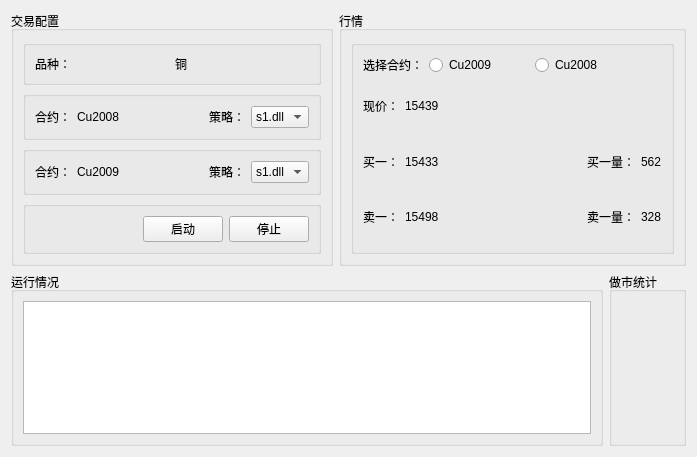
This is mm_page.ui in ChengruiGu/CMF_Marketmaker as Qt 5 draws it before an edit. The edited form follows.
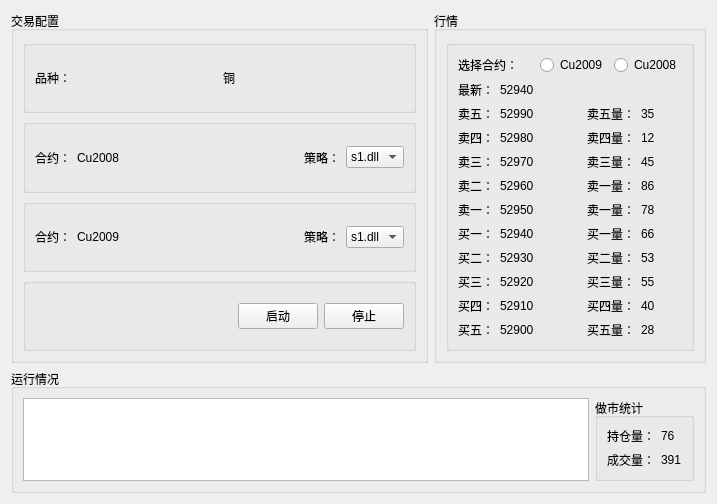
This is the edited form.

The edit to the form file:
```diff
--- a/mm_page.ui
+++ b/mm_page.ui
@@ -6,14 +6,14 @@
    <rect>
     <x>0</x>
     <y>0</y>
-    <width>697</width>
+    <width>717</width>
     <height>457</height>
    </rect>
   </property>
   <property name="windowTitle">
    <string>Form</string>
   </property>
-  <layout class="QVBoxLayout" name="verticalLayout_2">
+  <layout class="QVBoxLayout" name="verticalLayout_3">
    <item>
     <layout class="QHBoxLayout" name="horizontalLayout_10">
      <item>
@@ -220,6 +220,20 @@
            <string/>
           </property>
           <layout class="QGridLayout" name="gridLayout">
+           <item row="7" column="0">
+            <widget class="QLabel" name="label_9">
+             <property name="text">
+              <string>买一：</string>
+             </property>
+            </widget>
+           </item>
+           <item row="10" column="0">
+            <widget class="QLabel" name="label_26">
+             <property name="text">
+              <string>买四：</string>
+             </property>
+            </widget>
+           </item>
            <item row="0" column="0" colspan="2">
             <widget class="QLabel" name="label_6">
              <property name="text">
@@ -227,6 +241,48 @@
              </property>
             </widget>
            </item>
+           <item row="6" column="0">
+            <widget class="QLabel" name="label_13">
+             <property name="text">
+              <string>卖一：</string>
+             </property>
+            </widget>
+           </item>
+           <item row="2" column="0">
+            <widget class="QLabel" name="label_30">
+             <property name="text">
+              <string>卖五：</string>
+             </property>
+            </widget>
+           </item>
+           <item row="1" column="0">
+            <widget class="QLabel" name="label_7">
+             <property name="text">
+              <string>最新：</string>
+             </property>
+            </widget>
+           </item>
+           <item row="3" column="0">
+            <widget class="QLabel" name="label_29">
+             <property name="text">
+              <string>卖四：</string>
+             </property>
+            </widget>
+           </item>
+           <item row="6" column="1">
+            <widget class="QLabel" name="label_14">
+             <property name="text">
+              <string>52950</string>
+             </property>
+            </widget>
+           </item>
+           <item row="9" column="0">
+            <widget class="QLabel" name="label_24">
+             <property name="text">
+              <string>买三：</string>
+             </property>
+            </widget>
+           </item>
            <item row="0" column="2" colspan="3">
             <layout class="QHBoxLayout" name="horizontalLayout_6">
              <item>
@@ -245,112 +301,241 @@
              </item>
             </layout>
            </item>
-           <item row="1" column="0">
-            <widget class="QLabel" name="label_7">
+           <item row="5" column="0">
+            <widget class="QLabel" name="label_25">
              <property name="text">
-              <string>现价：</string>
+              <string>卖二：</string>
+             </property>
+            </widget>
+           </item>
+           <item row="11" column="0">
+            <widget class="QLabel" name="label_28">
+             <property name="text">
+              <string>买五：</string>
              </property>
             </widget>
            </item>
            <item row="1" column="1" colspan="2">
             <widget class="QLabel" name="label_8">
              <property name="text">
-              <string>15439</string>
+              <string>52940</string>
              </property>
             </widget>
            </item>
-           <item row="1" column="3" colspan="2">
-            <spacer name="horizontalSpacer">
-             <property name="orientation">
-              <enum>Qt::Horizontal</enum>
-             </property>
-             <property name="sizeHint" stdset="0">
-              <size>
-               <width>190</width>
-               <height>20</height>
-              </size>
-             </property>
-            </spacer>
-           </item>
-           <item row="2" column="0">
-            <widget class="QLabel" name="label_9">
-             <property name="text">
-              <string>买一：</string>
-             </property>
-            </widget>
-           </item>
-           <item row="2" column="1" colspan="2">
+           <item row="7" column="1" colspan="2">
             <widget class="QLabel" name="label_10">
              <property name="text">
-              <string>15433</string>
+              <string>52940</string>
              </property>
             </widget>
            </item>
-           <item row="2" column="3">
-            <spacer name="horizontalSpacer_5">
-             <property name="orientation">
-              <enum>Qt::Horizontal</enum>
+           <item row="4" column="0">
+            <widget class="QLabel" name="label_27">
+             <property name="text">
+              <string>卖三：</string>
              </property>
-             <property name="sizeHint" stdset="0">
-              <size>
-               <width>136</width>
-               <height>20</height>
-              </size>
+            </widget>
+           </item>
+           <item row="8" column="0">
+            <widget class="QLabel" name="label_31">
+             <property name="text">
+              <string>买二：</string>
              </property>
-            </spacer>
+            </widget>
            </item>
-           <item row="2" column="4">
+           <item row="5" column="1">
+            <widget class="QLabel" name="label_32">
+             <property name="text">
+              <string>52960</string>
+             </property>
+            </widget>
+           </item>
+           <item row="4" column="1">
+            <widget class="QLabel" name="label_35">
+             <property name="text">
+              <string>52970</string>
+             </property>
+            </widget>
+           </item>
+           <item row="3" column="1">
+            <widget class="QLabel" name="label_36">
+             <property name="text">
+              <string>52980</string>
+             </property>
+            </widget>
+           </item>
+           <item row="2" column="1">
+            <widget class="QLabel" name="label_37">
+             <property name="text">
+              <string>52990</string>
+             </property>
+            </widget>
+           </item>
+           <item row="8" column="1">
+            <widget class="QLabel" name="label_38">
+             <property name="text">
+              <string>52930</string>
+             </property>
+            </widget>
+           </item>
+           <item row="9" column="1">
+            <widget class="QLabel" name="label_39">
+             <property name="text">
+              <string>52920</string>
+             </property>
+            </widget>
+           </item>
+           <item row="10" column="1">
+            <widget class="QLabel" name="label_40">
+             <property name="text">
+              <string>52910</string>
+             </property>
+            </widget>
+           </item>
+           <item row="11" column="1">
+            <widget class="QLabel" name="label_41">
+             <property name="text">
+              <string>52900</string>
+             </property>
+            </widget>
+           </item>
+           <item row="5" column="3">
+            <widget class="QLabel" name="label_34">
+             <property name="text">
+              <string>卖一量：</string>
+             </property>
+            </widget>
+           </item>
+           <item row="6" column="3">
+            <widget class="QLabel" name="label_15">
+             <property name="text">
+              <string>卖一量：</string>
+             </property>
+            </widget>
+           </item>
+           <item row="7" column="3">
             <widget class="QLabel" name="label_11">
              <property name="text">
               <string>买一量：</string>
              </property>
             </widget>
            </item>
-           <item row="2" column="5">
+           <item row="5" column="4">
+            <widget class="QLabel" name="label_33">
+             <property name="text">
+              <string>86</string>
+             </property>
+            </widget>
+           </item>
+           <item row="6" column="4">
+            <widget class="QLabel" name="label_16">
+             <property name="text">
+              <string>78</string>
+             </property>
+            </widget>
+           </item>
+           <item row="7" column="4">
             <widget class="QLabel" name="label_12">
              <property name="text">
-              <string>562</string>
+              <string>66</string>
              </property>
             </widget>
            </item>
-           <item row="3" column="0">
-            <widget class="QLabel" name="label_13">
+           <item row="4" column="3">
+            <widget class="QLabel" name="label_42">
              <property name="text">
-              <string>卖一：</string>
-             </property>
-            </widget>
-           </item>
-           <item row="3" column="1" colspan="2">
-            <widget class="QLabel" name="label_14">
-             <property name="text">
-              <string>15498</string>
+              <string>卖三量：</string>
              </property>
             </widget>
            </item>
            <item row="3" column="3">
-            <spacer name="horizontalSpacer_6">
-             <property name="orientation">
-              <enum>Qt::Horizontal</enum>
+            <widget class="QLabel" name="label_43">
+             <property name="text">
+              <string>卖四量：</string>
              </property>
-             <property name="sizeHint" stdset="0">
-              <size>
-               <width>136</width>
-               <height>20</height>
-              </size>
+            </widget>
+           </item>
+           <item row="2" column="3">
+            <widget class="QLabel" name="label_44">
+             <property name="text">
+              <string>卖五量：</string>
              </property>
-            </spacer>
+            </widget>
+           </item>
+           <item row="8" column="3">
+            <widget class="QLabel" name="label_45">
+             <property name="text">
+              <string>买二量：</string>
+             </property>
+            </widget>
+           </item>
+           <item row="9" column="3">
+            <widget class="QLabel" name="label_46">
+             <property name="text">
+              <string>买三量：</string>
+             </property>
+            </widget>
+           </item>
+           <item row="10" column="3">
+            <widget class="QLabel" name="label_47">
+             <property name="text">
+              <string>买四量：</string>
+             </property>
+            </widget>
+           </item>
+           <item row="11" column="3">
+            <widget class="QLabel" name="label_48">
+             <property name="text">
+              <string>买五量：</string>
+             </property>
+            </widget>
+           </item>
+           <item row="2" column="4">
+            <widget class="QLabel" name="label_49">
+             <property name="text">
+              <string>35</string>
+             </property>
+            </widget>
            </item>
            <item row="3" column="4">
-            <widget class="QLabel" name="label_15">
+            <widget class="QLabel" name="label_50">
              <property name="text">
-              <string>卖一量：</string>
+              <string>12</string>
              </property>
             </widget>
            </item>
-           <item row="3" column="5">
-            <widget class="QLabel" name="label_16">
+           <item row="4" column="4">
+            <widget class="QLabel" name="label_51">
              <property name="text">
-              <string>328</string>
+              <string>45</string>
+             </property>
+            </widget>
+           </item>
+           <item row="8" column="4">
+            <widget class="QLabel" name="label_52">
+             <property name="text">
+              <string>53</string>
+             </property>
+            </widget>
+           </item>
+           <item row="9" column="4">
+            <widget class="QLabel" name="label_53">
+             <property name="text">
+              <string>55</string>
+             </property>
+            </widget>
+           </item>
+           <item row="10" column="4">
+            <widget class="QLabel" name="label_54">
+             <property name="text">
+              <string>40</string>
+             </property>
+            </widget>
+           </item>
+           <item row="11" column="4">
+            <widget class="QLabel" name="label_55">
+             <property name="text">
+              <string>28</string>
              </property>
             </widget>
            </item>
@@ -373,21 +558,53 @@
         <item>
          <widget class="QTextBrowser" name="textBrowser"/>
         </item>
-       </layout>
-      </widget>
-     </item>
-     <item>
-      <widget class="QGroupBox" name="statbox">
-       <property name="title">
-        <string>做市统计</string>
-       </property>
-       <layout class="QHBoxLayout" name="horizontalLayout_9">
         <item>
-         <layout class="QHBoxLayout" name="horizontalLayout_8" stretch="">
-          <property name="spacing">
-           <number>6</number>
+         <widget class="QGroupBox" name="statbox">
+          <property name="title">
+           <string>做市统计</string>
           </property>
-         </layout>
+          <layout class="QVBoxLayout" name="verticalLayout_2">
+           <item>
+            <layout class="QFormLayout" name="formLayout">
+             <item row="0" column="0">
+              <widget class="QLabel" name="label_17">
+               <property name="text">
+                <string>持仓量：</string>
+               </property>
+              </widget>
+             </item>
+             <item row="0" column="1">
+              <widget class="QLabel" name="label_22">
+               <property name="text">
+                <string>76</string>
+               </property>
+              </widget>
+             </item>
+             <item row="1" column="0">
+              <widget class="QLabel" name="label_21">
+               <property name="text">
+                <string>成交量：</string>
+               </property>
+              </widget>
+             </item>
+             <item row="1" column="1">
+              <widget class="QLabel" name="label_23">
+               <property name="text">
+                <string>391</string>
+               </property>
+              </widget>
+             </item>
+            </layout>
+           </item>
+           <item>
+            <layout class="QHBoxLayout" name="horizontalLayout_8">
+             <property name="spacing">
+              <number>6</number>
+             </property>
+            </layout>
+           </item>
+          </layout>
+         </widget>
         </item>
        </layout>
       </widget>
```
